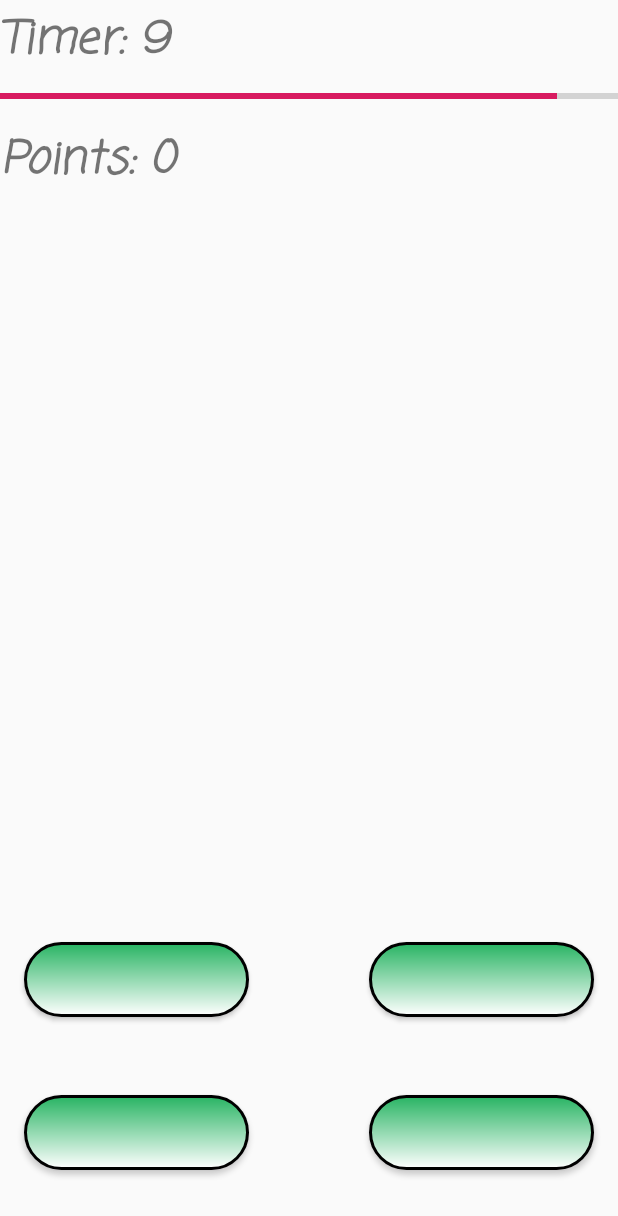
After one commit to Ivgesha/AnimalGame, an Android app: the GameActivity screen opened directly, with no data from a screen before it, on a phone screen of 412 x 824 dp. The commit adds this screen. Shown: the top 1216 px of the screen. Run offline under Robolectric (Android 15) with nearby library versions, the phone set to English and light mode, and no system bars.

```diff
--- a/app/build.gradle
+++ b/app/build.gradle
@@ -26,4 +26,5 @@ dependencies {
     testImplementation 'junit:junit:4.12'
     androidTestImplementation 'androidx.test.ext:junit:1.1.0'
     androidTestImplementation 'androidx.test.espresso:espresso-core:3.1.1'
+    implementation 'androidx.legacy:legacy-support-v4:1.0.0'
 }
--- a/app/src/main/AndroidManifest.xml
+++ b/app/src/main/AndroidManifest.xml
@@ -9,6 +9,8 @@
         android:roundIcon="@mipmap/ic_launcher_round"
         android:supportsRtl="true"
         android:theme="@style/AppTheme">
+        <activity android:name=".view.HowToPlayActivity"></activity>
+        <activity android:name=".view.GameActivity" />
         <activity android:name=".view.MainActivity">
             <intent-filter>
                 <action android:name="android.intent.action.MAIN" />
--- /dev/null
+++ b/app/src/main/java/com/example/animalgame/view/GameActivity.java
@@ -0,0 +1,45 @@
+package com.example.animalgame.view;
+
+import androidx.appcompat.app.AppCompatActivity;
+import androidx.core.widget.ContentLoadingProgressBar;
+
+import android.os.Bundle;
+import android.os.CountDownTimer;
+import android.widget.EditText;
+import android.widget.ProgressBar;
+import android.widget.TextView;
+import android.widget.Toast;
+
+import com.example.animalgame.R;
+
+import org.w3c.dom.Text;
+
+public class GameActivity extends AppCompatActivity {
+
+    ProgressBar progressBar;
+    TextView countDownTimerTextView;
+
+    @Override
+    protected void onCreate(Bundle savedInstanceState) {
+        super.onCreate(savedInstanceState);
+        setContentView(R.layout.activity_game);
+        progressBar = findViewById(R.id.progressBar);
+        countDownTimerTextView = findViewById(R.id.countDownTimerTextView);
+        countDownTimerTextView.setText("Timer Time");
+
+        new CountDownTimer(10000, 1000) {
+
+            @Override
+            public void onTick(long millisUntilFinished) {
+                progressBar.setProgress((int) millisUntilFinished / 1000);
+                countDownTimerTextView.setText("Timer: "+progressBar.getProgress());               // is there a better way?
+            }
+
+            @Override
+            public void onFinish() {
+                Toast.makeText(GameActivity.this, "DONE!", Toast.LENGTH_SHORT).show();
+            }
+        }.start();
+
+    }
+}
--- /dev/null
+++ b/app/src/main/res/drawable/button_1.xml
@@ -0,0 +1,24 @@
+<?xml version="1.0" encoding="utf-8"?>
+<shape xmlns:android="http://schemas.android.com/apk/res/android"
+    android:shape="rectangle">
+    <gradient
+        android:startColor="#FFFFFF"
+        android:endColor="#28b463"
+        android:angle="90">
+    </gradient>
+
+    <padding
+        android:bottom="10dp"
+        android:left="10dp"
+        android:right="10dp"
+        android:top="10dp">
+</padding>
+    <stroke
+android:width="2dp">
+    </stroke>
+
+    <corners
+        android:radius="30dp">
+
+    </corners>
+</shape>
--- /dev/null
+++ b/app/src/main/res/layout/activity_game.xml
@@ -0,0 +1,103 @@
+<?xml version="1.0" encoding="utf-8"?>
+<androidx.constraintlayout.widget.ConstraintLayout xmlns:android="http://schemas.android.com/apk/res/android"
+    xmlns:app="http://schemas.android.com/apk/res-auto"
+    xmlns:tools="http://schemas.android.com/tools"
+    android:layout_width="match_parent"
+    android:layout_height="match_parent"
+    tools:context=".view.GameActivity">
+
+    <TextView
+        android:id="@+id/countDownTimerTextView"
+        android:layout_width="150dp"
+        android:layout_height="40dp"
+        android:layout_marginTop="4dp"
+        android:fontFamily="casual"
+
+        android:textSize="30dp"
+        android:text="Timer:"
+        android:textStyle="italic|bold"
+        app:layout_constraintEnd_toEndOf="parent"
+        app:layout_constraintHorizontal_bias="0.0"
+        app:layout_constraintStart_toStartOf="parent"
+        app:layout_constraintTop_toTopOf="parent" />
+
+    <androidx.core.widget.ContentLoadingProgressBar
+        android:id="@+id/progressBar"
+        style="@style/Widget.AppCompat.ProgressBar.Horizontal"
+        android:layout_width="match_parent"
+        android:layout_height="40dp"
+        android:max="10"
+        android:min="0"
+        app:layout_constraintEnd_toEndOf="parent"
+        app:layout_constraintHorizontal_bias="0.0"
+        app:layout_constraintStart_toStartOf="parent"
+        app:layout_constraintTop_toBottomOf="@+id/countDownTimerTextView" />
+
+    <TextView
+        android:id="@+id/pointsTextView"
+        android:layout_width="150dp"
+        android:layout_height="40dp"
+        android:text="Points: 0"
+        android:textSize="30dp"
+        android:textStyle="italic|bold"
+        android:fontFamily="casual"
+        app:layout_constraintEnd_toEndOf="parent"
+        app:layout_constraintHorizontal_bias="0.0"
+        app:layout_constraintStart_toStartOf="parent"
+        app:layout_constraintTop_toBottomOf="@+id/progressBar">
+
+    </TextView>
+
+    <Button
+        android:id="@+id/answer1"
+        android:layout_width="150dp"
+        android:layout_height="50dp"
+        android:layout_marginStart="16dp"
+        android:layout_marginLeft="16dp"
+        android:layout_marginBottom="52dp"
+        android:background="@drawable/button_1"
+        app:layout_constraintBottom_toTopOf="@+id/answer2"
+        app:layout_constraintStart_toStartOf="parent">
+
+    </Button>
+
+    <Button
+        android:id="@+id/answer2"
+        android:layout_width="150dp"
+        android:layout_height="50dp"
+        android:layout_marginStart="16dp"
+        android:layout_marginLeft="16dp"
+        android:layout_marginBottom="44dp"
+        android:background="@drawable/button_1"
+        app:layout_constraintBottom_toBottomOf="parent"
+        app:layout_constraintStart_toStartOf="parent">
+
+    </Button>
+
+    <Button
+        android:id="@+id/answer3"
+        android:layout_width="150dp"
+        android:layout_height="50dp"
+        android:layout_marginEnd="16dp"
+        android:layout_marginRight="16dp"
+        android:layout_marginBottom="52dp"
+        android:background="@drawable/button_1"
+        app:layout_constraintBottom_toTopOf="@+id/answer4"
+        app:layout_constraintEnd_toEndOf="parent">
+
+    </Button>
+
+    <Button
+        android:id="@+id/answer4"
+        android:layout_width="150dp"
+        android:layout_height="50dp"
+        android:layout_marginEnd="16dp"
+        android:layout_marginRight="16dp"
+        android:layout_marginBottom="44dp"
+        android:background="@drawable/button_1"
+        app:layout_constraintBottom_toBottomOf="parent"
+        app:layout_constraintEnd_toEndOf="parent">
+
+    </Button>
+
+</androidx.constraintlayout.widget.ConstraintLayout>
--- a/app/src/main/res/values/strings.xml
+++ b/app/src/main/res/values/strings.xml
@@ -1,6 +1,6 @@
 <resources>
     <string name="app_name">Animal Kingdom</string>
-    <string name ="enterName">Enter your name...</string>
+    <string name="enterName">Enter your name...</string>
     <string name="startGame">Start Game!</string>
     <string name="howToPlay">How to Play?</string>
 </resources>
```
Also changed, not shown: app/src/main/java/com/example/animalgame/view/HowToPlayActivity.java (added, +16 -0 lines), app/src/main/java/com/example/animalgame/view/MainActivity.java (+38 -0 lines), app/src/main/res/drawable/background.xml (added, +13 -0 lines), app/src/main/res/drawable/button_0.xml (+3 -4 lines), app/src/main/res/layout/activity_how_to_play.xml (added, +9 -0 lines), app/src/main/res/layout/activity_main.xml (+12 -15 lines).
